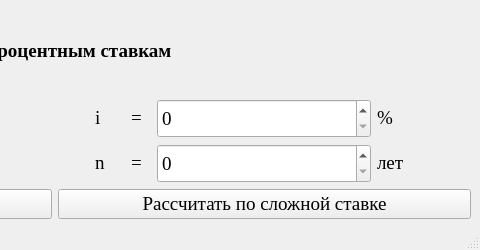
This is files/MainWindow.ui in Vovadoes/CDREIR as Qt 5 draws it before an edit; both pictures show x 370 to 850 and y 0 to 250 of the 850 by 250 pixel window. The edited form follows.
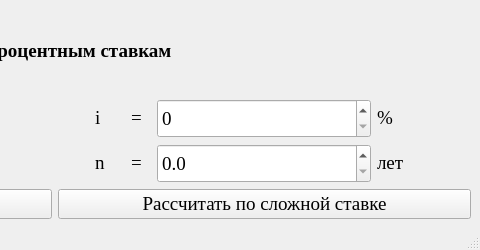
This is the edited form.

```diff
--- a/files/MainWindow.ui
+++ b/files/MainWindow.ui
@@ -272,7 +272,10 @@
            </font>
           </property>
           <property name="decimals">
-           <number>0</number>
+           <number>1</number>
+          </property>
+          <property name="singleStep">
+           <double>0.100000000000000</double>
           </property>
          </widget>
         </item>
```
